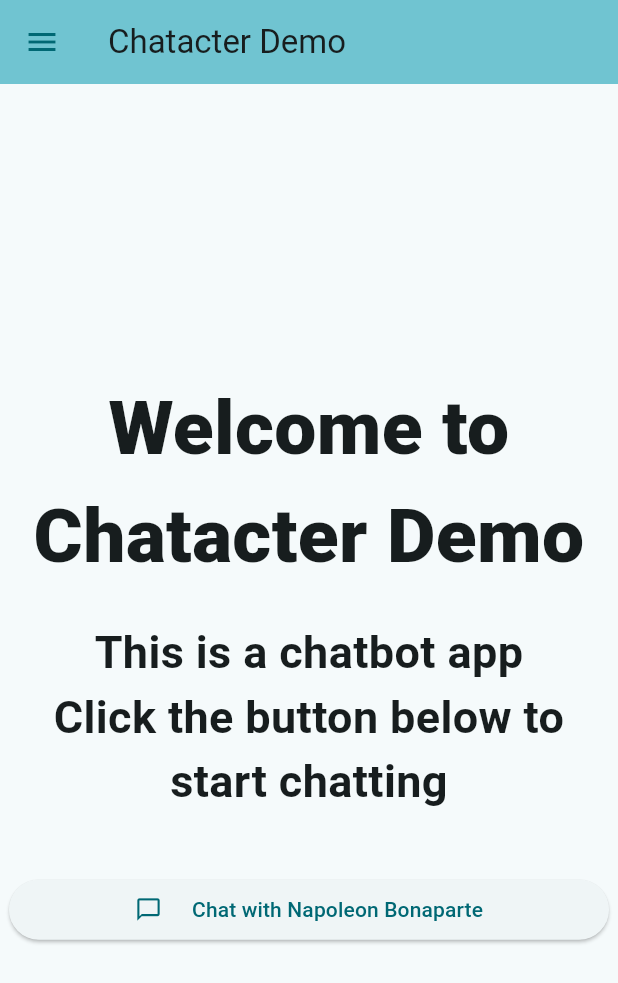
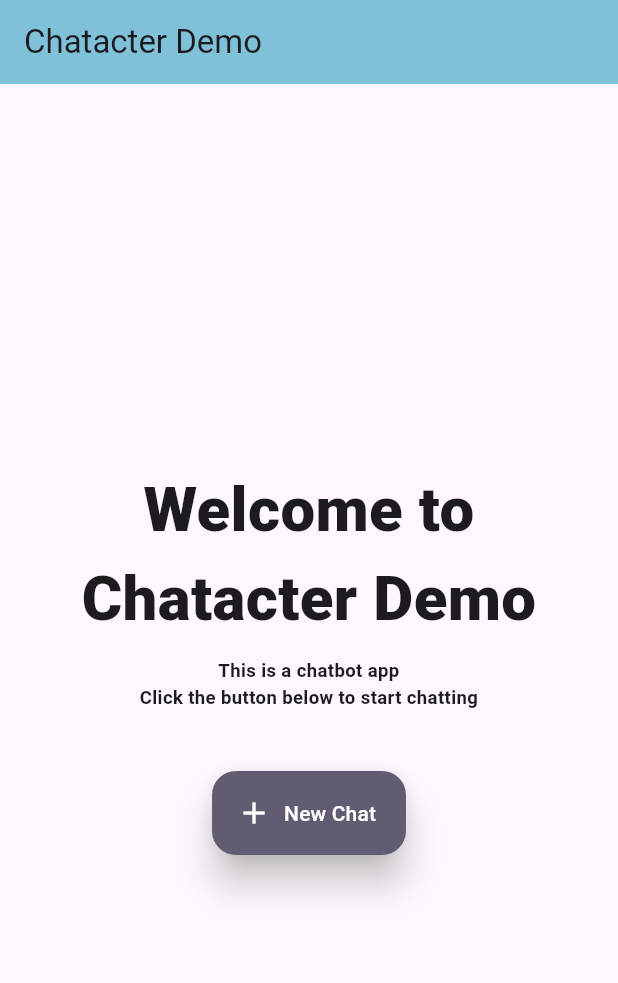
Before and after one commit to AlphaSphereDotAI/chatacter_flutter_old, a Flutter app: the screen it shows after launch, on a phone screen of 412 x 824 dp. Shown: the top 983 px of the screen. Run offline on Flutter 3.47's test engine with Material 3 defaults, Android fonts, the phone set to English and light mode, and no system bars; drawn by our look-alikes of animated_text_kit; our stand-ins replace firebase_core, flutter_riverpod; accounts and stored records are empty.

Commit message:
chore: Update app title to 'Chatacter Demo' and remove commented code in chat.dart

```diff
--- a/lib/Pages/home.dart
+++ b/lib/Pages/home.dart
@@ -1,6 +1,5 @@
 // ignore_for_file: avoid_print
 
-import 'package:animated_text_kit/animated_text_kit.dart';
 import 'package:chatacter/Pages/chat.dart';
 import 'package:flutter/material.dart';
 
@@ -8,74 +7,95 @@ class Home extends StatelessWidget {
   const Home({super.key});
   @override
   Widget build(BuildContext context) {
-    return Scaffold(
+    return MaterialApp(
+      theme: ThemeData(
+        useMaterial3: true,
+      ),
+      home: Scaffold(
         appBar: AppBar(
           backgroundColor: Theme.of(context).colorScheme.inversePrimary,
           elevation: 50,
-        leading: IconButton(
-          onPressed: () => print('Menu button pressed'),
-          icon: Icon(Icons.menu, color: Theme.of(context).colorScheme.primary),
-        ),
           title: const Text('Chatacter Demo'),
         ),
-      body: Center(
+        body: LayoutBuilder(
+          builder: (BuildContext context, BoxConstraints constraints) {
+            double screenWidth = constraints.maxWidth;
+            return Center(
               child: Column(
                 mainAxisAlignment: MainAxisAlignment.center,
                 children: [
-            AnimatedTextKit(
-              isRepeatingAnimation: false,
-              animatedTexts: [
-                TypewriterAnimatedText(
+                  Text(
                     'Welcome to Chatacter Demo',
                     textAlign: TextAlign.center,
-                  textStyle: const TextStyle(
+                    style: TextStyle(
                       fontWeight: FontWeight.w900,
-                    fontSize: 50,
+                      fontSize: screenWidth * 0.1,
                     ),
+                  ),
+                  const SizedBox(height: 10),
+                  Text(
+                    'This is a chatbot app\nClick the button below to start chatting',
+                    textAlign: TextAlign.center,
+                    style: TextStyle(
+                      fontWeight: FontWeight.bold,
+                      fontSize: screenWidth * 0.03,
+                    ),
+                  ),
+                  const SizedBox(height: 40),
+                  FloatingActionButton.extended(
+                    onPressed: () {
+                      print('New Chat Button Pressed');
+                      showModalBottomSheet(
+                        context: context,
+                        builder: (BuildContext context) {
+                          return SizedBox(
+                            // height: MediaQuery.of(context).size.height * 0.2,
+                            child: Center(
+                              child: Column(
+                                mainAxisAlignment: MainAxisAlignment.center,
+                                mainAxisSize: MainAxisSize.min,
+                                children: [
+                                  Card(
+                                    child: ListTile(
+                                      leading: const Icon(Icons.person),
+                                      title: const Text('Napoleon Bonaparte'),
+                                      subtitle: const Text('You are now can chat with Napoleon Bonaparte'),
+                                      onTap: () {
+                                        print('Chat 1 pressed');
+                                        Navigator.push(
+                                          context,
+                                          MaterialPageRoute(
+                                            builder: (context) => const Chat(),
+                                          ),
+                                        );
+                                      },
+                                    ),
+                                  ),
+                                  const Card(
+                                    child: ListTile(
+                                      leading: Icon(Icons.announcement),
+                                      title: Text('Coming Soon...'),
+                                      subtitle: Text('More chat options will be available soon'),
+                                    ),
+                                  )
+                                ],
+                              ),
+                            ),
+                          );
+                        },
+                      );
+                    },
+                    label: const Text('New Chat'),
+                    icon: const Icon(Icons.add),
+                    backgroundColor: Theme.of(context).colorScheme.secondary,
+                    foregroundColor: Theme.of(context).colorScheme.onSecondary,
+                    elevation: 10,
+                    hoverColor: Colors.black87,
                   ),
                 ],
               ),
-            const SizedBox(height: 20),
-            AnimatedTextKit(
-              isRepeatingAnimation: false,
-              animatedTexts: [
-                TypewriterAnimatedText(
-                  'This is a chatbot app\nClick the button below to start chatting',
-                  textAlign: TextAlign.center,
-                  textStyle: const TextStyle(
-                    fontWeight: FontWeight.bold,
-                    fontSize: 30,
-                  ),
-                ),
-              ],
-            ),
-            const SizedBox(height: 40),
-            ElevatedButton(
-              onPressed: () {
-                print('Button pressed');
-                Navigator.push(
-                  context,
-                  MaterialPageRoute(builder: (context) => const Chat()),
             );
           },
-              style: const ButtonStyle(
-                alignment: Alignment.center,
-                maximumSize: MaterialStatePropertyAll(
-                  Size(400, 50),
-                ),
-              ),
-              child: const Row(
-                mainAxisAlignment: MainAxisAlignment.center,
-                children: [
-                  Icon(
-                    Icons.chat_bubble_outline_outlined,
-                  ),
-                  SizedBox(width: 20),
-                  Text('Chat with Napoleon Bonaparte'),
-                ],
-              ),
-            ),
-          ],
         ),
       ),
     );
--- a/lib/main.dart
+++ b/lib/main.dart
@@ -18,7 +18,7 @@
   @override
   Widget build(BuildContext context) {
     return MaterialApp(
-      title: 'Flutter Demo',
+      title: 'Chatacter Demo',
       theme: ThemeData(
         colorScheme: ColorScheme.fromSeed(seedColor: Colors.grey),
         useMaterial3: true,
```
Also changed, not shown: lib/Pages/chat.dart (+37 -37 lines). Lines whose indentation alone changed are shown as unchanged.
